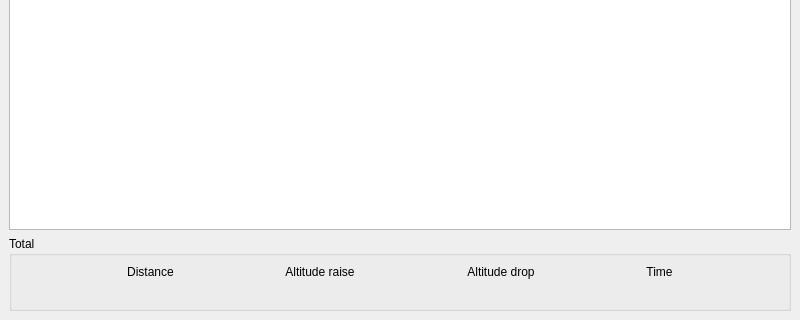
First picture: the form in ui/statwindow.ui, repository salsergey/gpxviewer, before the edit; both pictures show x 0 to 800 and y 280 to 600 of the 800 by 600 pixel window.
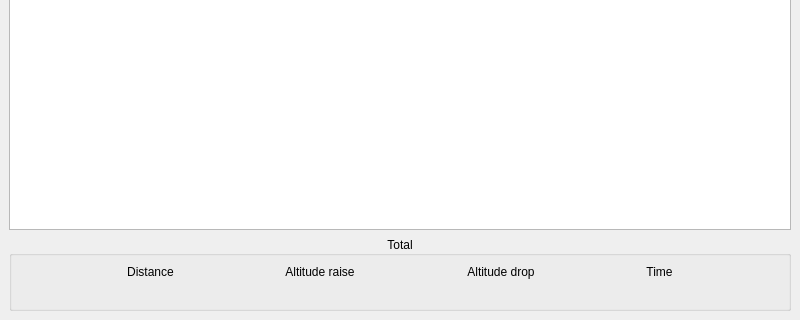
Second picture: the form after the edit.

Patch:
```diff
--- a/ui/statwindow.ui
+++ b/ui/statwindow.ui
@@ -58,6 +58,9 @@
       <property name="title">
        <string>Total</string>
       </property>
+      <property name="alignment">
+       <set>Qt::AlignCenter</set>
+      </property>
       <layout class="QHBoxLayout" name="horizontalLayout">
        <item>
         <spacer name="horizontalSpacer_4">
```
